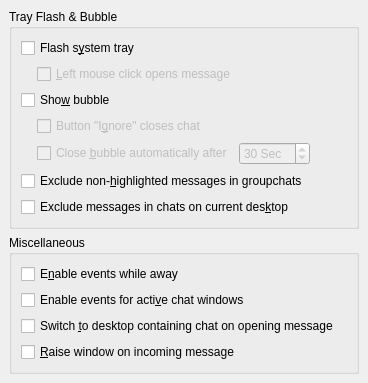
Above: kopete/config/behavior/behaviorconfig_events.ui from KDE/kopete before the change. Below: the same form after it.
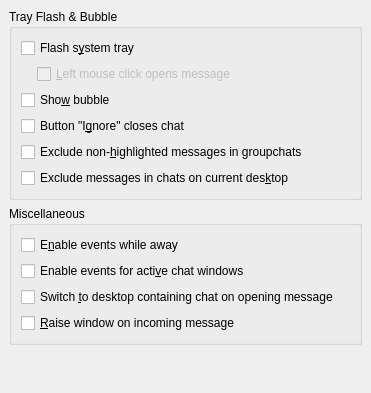
That is the form after the change.

Commit message: Remove useless option

```diff
--- a/kopete/config/behavior/behaviorconfig_events.ui
+++ b/kopete/config/behavior/behaviorconfig_events.ui
@@ -5,8 +5,8 @@
    <rect>
     <x>0</x>
     <y>0</y>
-    <width>368</width>
-    <height>310</height>
+    <width>371</width>
+    <height>393</height>
    </rect>
   </property>
   <property name="windowTitle" >
@@ -143,27 +143,8 @@
         <property name="bottomMargin" >
          <number>0</number>
         </property>
-        <item>
-         <spacer>
-          <property name="orientation" >
-           <enum>Qt::Horizontal</enum>
-          </property>
-          <property name="sizeType" >
-           <enum>QSizePolicy::Fixed</enum>
-          </property>
-          <property name="sizeHint" >
-           <size>
-            <width>16</width>
-            <height>16</height>
-           </size>
-          </property>
-         </spacer>
-        </item>
         <item>
          <widget class="QCheckBox" name="kcfg_balloonNotifyIgnoreClosesChatView" >
-          <property name="enabled" >
-           <bool>false</bool>
-          </property>
           <property name="toolTip" >
            <string>The "Ignore" button of the bubble closes the chat window for the sender</string>
           </property>
@@ -177,95 +158,6 @@
         </item>
        </layout>
       </item>
-      <item>
-       <layout class="QHBoxLayout" >
-        <property name="spacing" >
-         <number>6</number>
-        </property>
-        <property name="leftMargin" >
-         <number>0</number>
-        </property>
-        <property name="topMargin" >
-         <number>0</number>
-        </property>
-        <property name="rightMargin" >
-         <number>0</number>
-        </property>
-        <property name="bottomMargin" >
-         <number>0</number>
-        </property>
-        <item>
-         <spacer>
-          <property name="orientation" >
-           <enum>Qt::Horizontal</enum>
-          </property>
-          <property name="sizeType" >
-           <enum>QSizePolicy::Fixed</enum>
-          </property>
-          <property name="sizeHint" >
-           <size>
-            <width>16</width>
-            <height>16</height>
-           </size>
-          </property>
-         </spacer>
-        </item>
-        <item>
-         <widget class="QCheckBox" name="kcfg_balloonClose" >
-          <property name="enabled" >
-           <bool>false</bool>
-          </property>
-          <property name="toolTip" >
-           <string>Automatically close bubble after fixed amount of time</string>
-          </property>
-          <property name="whatsThis" >
-           <string>Bubbles will automatically be closed after a fixed amount of time. A closed one will be replaced by a new one if another message is waiting.</string>
-          </property>
-          <property name="text" >
-           <string>Close &amp;bubble automatically after</string>
-          </property>
-          <property name="checked" >
-           <bool>false</bool>
-          </property>
-         </widget>
-        </item>
-        <item>
-         <widget class="QSpinBox" name="kcfg_balloonCloseDelay" >
-          <property name="enabled" >
-           <bool>false</bool>
-          </property>
-          <property name="suffix" >
-           <string> Sec</string>
-          </property>
-          <property name="minimum" >
-           <number>1</number>
-          </property>
-          <property name="maximum" >
-           <number>120</number>
-          </property>
-          <property name="value" >
-           <number>30</number>
-          </property>
-         </widget>
-        </item>
-        <item>
-         <spacer>
-          <property name="orientation" >
-           <enum>Qt::Horizontal</enum>
-          </property>
-          <property name="sizeType" >
-           <enum>QSizePolicy::Expanding</enum>
-          </property>
-          <property name="sizeHint" >
-           <size>
-            <width>70</width>
-            <height>20</height>
-           </size>
-          </property>
-         </spacer>
-        </item>
-       </layout>
-      </item>
       <item>
        <widget class="QCheckBox" name="kcfg_queueOnlyHighlightedMessagesInGroupChats" >
         <property name="toolTip" >
```
Left out of the diff: 50 changed lines with no effect on the pictures.
